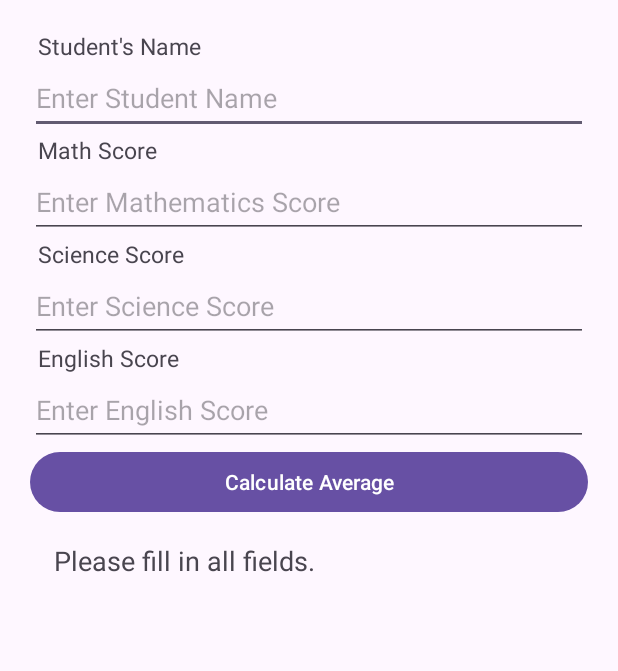
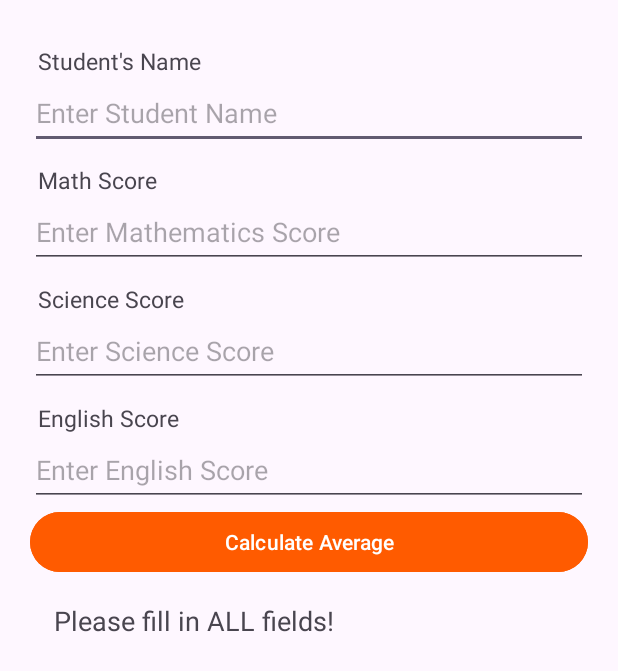
Before and after one commit to CollectingMangos/Grade-Calculator-App, an Android app: the screen it shows after launch (MainActivity), after a tap on "Calculate Average", on a phone screen of 412 x 824 dp. Shown: the top 671 px of the screen. Run offline under Robolectric (Android 15) with nearby library versions, the phone set to English and light mode, and no system bars.

Commit message:
Minor changes to the styling

```diff
--- a/app/src/main/java/com/example/gradecalculatorapp/MainActivity.java
+++ b/app/src/main/java/com/example/gradecalculatorapp/MainActivity.java
@@ -26,7 +26,6 @@ public class MainActivity extends AppCompatActivity {
         englishScoreEditText = findViewById(R.id.englishScoreEditText);
         resultTextView = findViewById(R.id.resultTextView);
         Button calculateButton = findViewById(R.id.calculateButton);
-
         calculateButton.setOnClickListener(v -> calculateGrade());
     }
 
@@ -37,7 +36,7 @@ public class MainActivity extends AppCompatActivity {
         String englishScoreStr = englishScoreEditText.getText().toString();
 
         if (studentName.isEmpty() || mathScoreStr.isEmpty() || scienceScoreStr.isEmpty() || englishScoreStr.isEmpty()) {
-            resultTextView.setText("Please fill in all fields.");
+            resultTextView.setText("Please fill in ALL fields!");
             return;
         }
 
@@ -58,7 +57,7 @@ public class MainActivity extends AppCompatActivity {
             grade = "F";
         }
 
-        String result = "Student: " + studentName + "\nAverage: " + average + "\nGrade: " + grade;
+        String result = "Name: " + studentName + "\nAverage Score: " + average + "\nGrade: " + grade;
         resultTextView.setText(result);
     }
 }
--- a/app/src/main/res/layout/activity_main.xml
+++ b/app/src/main/res/layout/activity_main.xml
@@ -13,6 +13,7 @@
         android:text="Student's Name"
         android:textSize="15sp"
         android:paddingLeft="5sp"
+        android:paddingTop="10sp"
         tools:ignore="TextSizeCheck" />
 
     <EditText
@@ -29,6 +30,7 @@
         android:text="Math Score"
         android:textSize="15sp"
         android:paddingLeft="5sp"
+        android:paddingTop="10sp"
         tools:ignore="TextSizeCheck" />
 
     <EditText
@@ -46,6 +48,7 @@
         android:text="Science Score"
         android:textSize="15sp"
         android:paddingLeft="5sp"
+        android:paddingTop="10sp"
         tools:ignore="TextSizeCheck" />
 
     <EditText
@@ -63,6 +66,7 @@
         android:text="English Score"
         android:textSize="15sp"
         android:paddingLeft="5sp"
+        android:paddingTop="10sp"
         tools:ignore="TextSizeCheck" />
 
     <EditText
@@ -77,6 +81,7 @@
         android:id="@+id/calculateButton"
         android:layout_width="match_parent"
         android:layout_height="wrap_content"
+        android:backgroundTint="#FF5B00"
         android:text="Calculate Average" />
 
     <TextView
```
